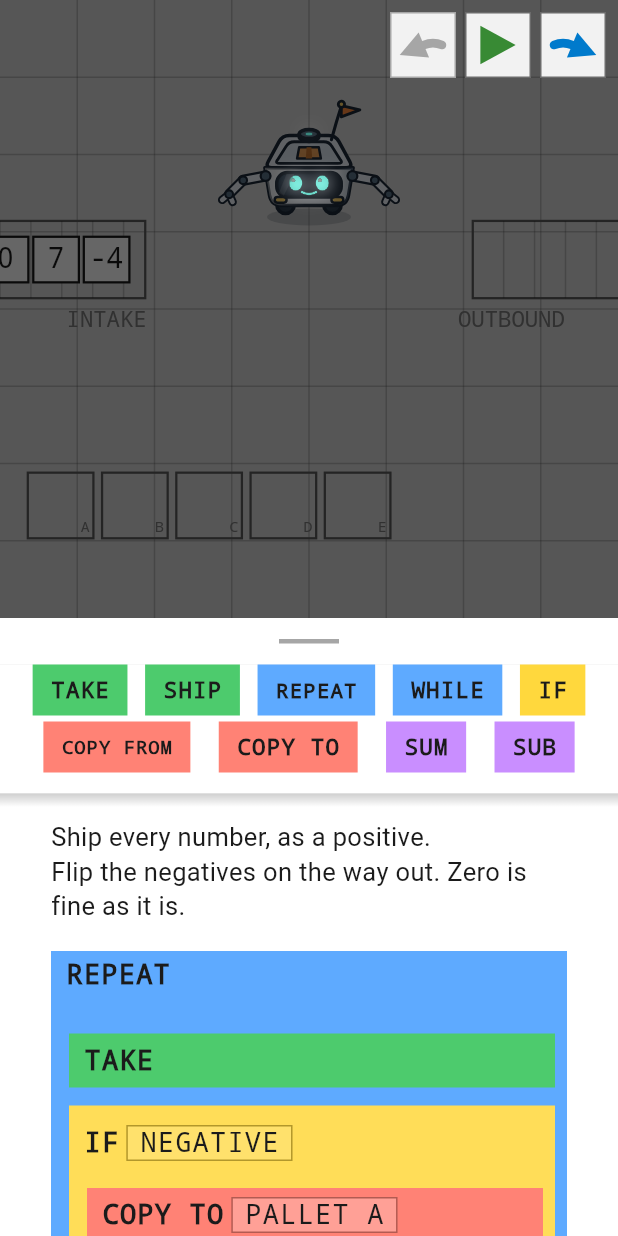
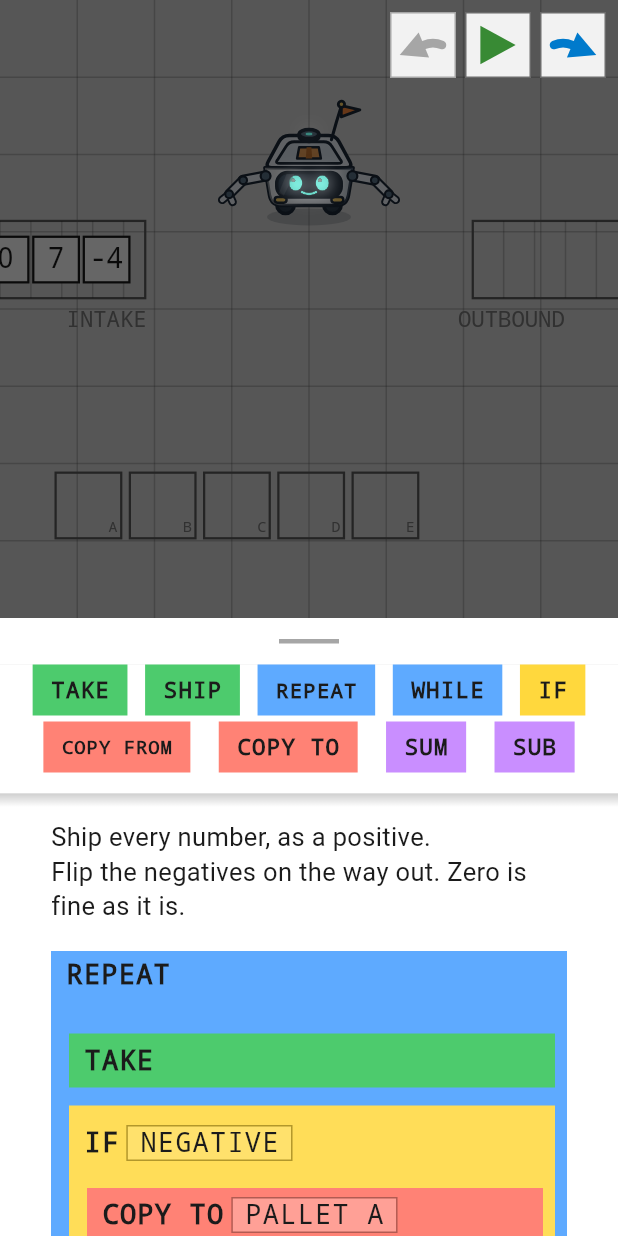
Before and after one commit to lander0s/employee-number-2, a Flutter app: the screen it shows after launch, on a phone screen of 412 x 824 dp. Run offline on Flutter 3.47's test engine with Material 3 defaults, Android fonts, the phone set to English and light mode, and no system bars; our stand-ins replace audioplayers, lottie.

Commit message:
iprove floor layout

```diff
--- a/Experiments/GameplayUx/lib/ui/floor/floor_geometry.dart
+++ b/Experiments/GameplayUx/lib/ui/floor/floor_geometry.dart
@@ -71,6 +71,18 @@ class FloorGeometry {
   /// corner does the balancing - it is there so the box does not sit on the
   /// lines of the square it stands in.
   static const palletPad = 0.006;
+
+  /// Where the rack starts, measured from the left of the square.
+  ///
+  /// Its own number rather than the square's [pad], which is what it used to
+  /// share. The rack is a block standing *on* the floor, not an element
+  /// aligned to the frame - pinned to the same margin as everything else it
+  /// read as pushed up against the wall. Twice the margin gives it room to be
+  /// standing there.
+  ///
+  /// Only the group moves. The spacing inside it is [palletGap] and is
+  /// untouched by this.
+  static const palletLeft = 0.09;
 
   /// Between one pallet and the next.
   ///
@@ -273,7 +285,7 @@ class FloorGeometry {
   /// was picked up. A package is one size everywhere; the furniture adapts.
   double get palletSide => side * pallet;
 
-  /// A row of pallets packed to the left, a [palletGap] apart.
+  /// A row of pallets packed together at [palletLeft], a [palletGap] apart.
   ///
   /// They used to be spread across the whole width with their ends flush to
   /// the margins, on the idea that the floor should read as one grid. It read
@@ -287,7 +299,7 @@ class FloorGeometry {
   Rect palletSlot(int i) {
     final size = palletSide;
     return Rect.fromLTWH(
-      side * pad + i * (size + side * palletGap),
+      side * palletLeft + i * (size + side * palletGap),
       side * palletTop,
       size,
       size,
```
Also changed, not shown: 1 other file.
